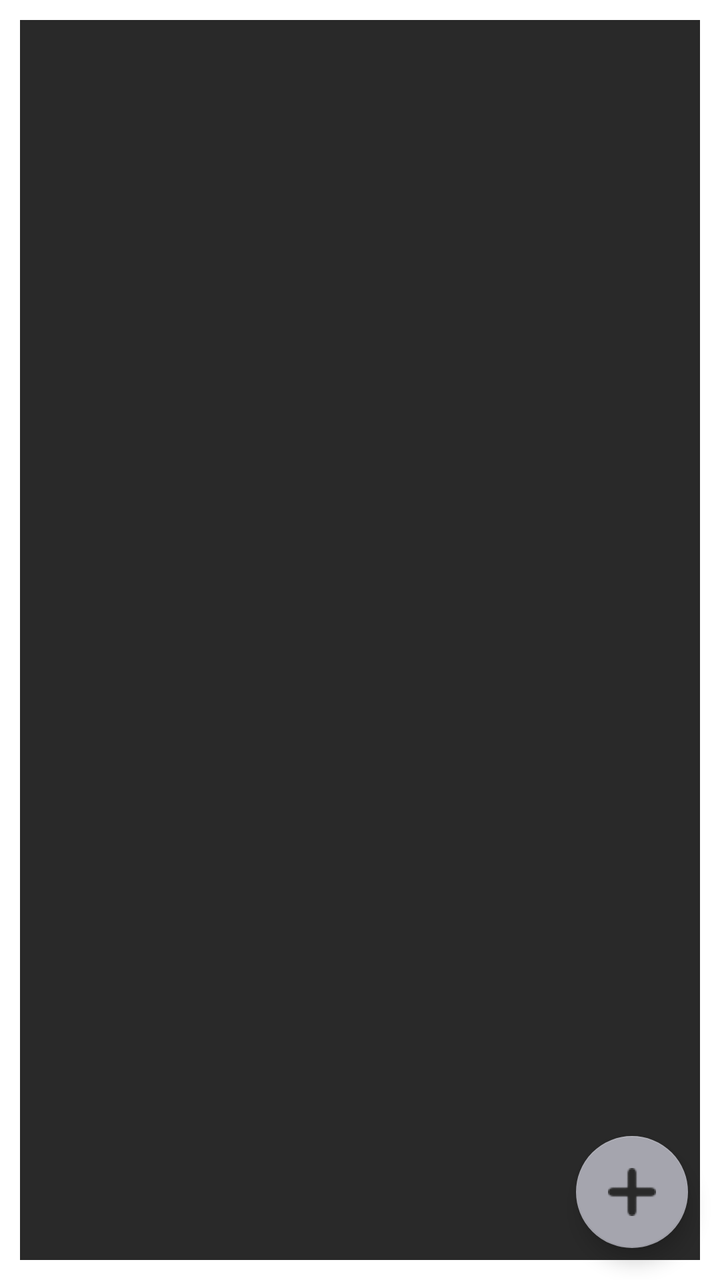
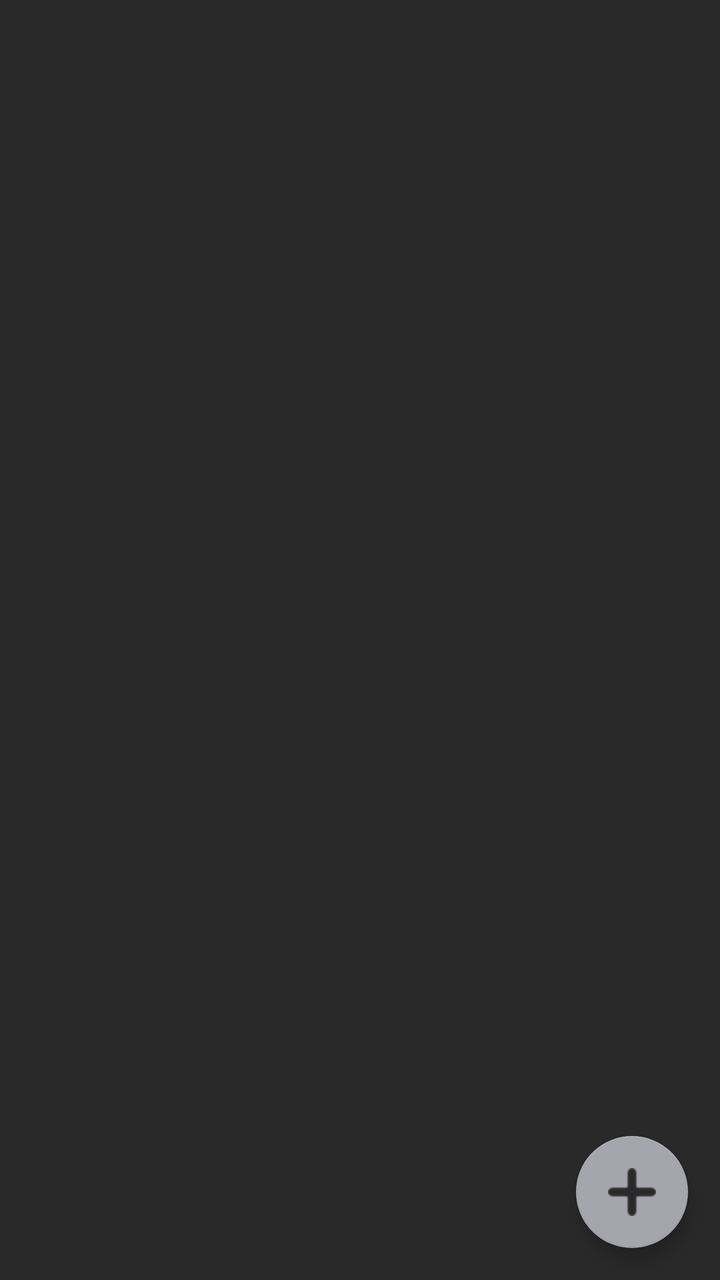

Two renders of the same Android screen: before a commit and after it. Below are the layout's source before the change and the commit's diff.
<!-- AndroidManifest.xml: application theme Theme.CantosCoro.NoActionBar -->
<!-- res/layout/fragment_lista_grupos.xml -->
<?xml version="1.0" encoding="utf-8"?>
<FrameLayout xmlns:android="http://schemas.android.com/apk/res/android"
    xmlns:tools="http://schemas.android.com/tools"
    android:layout_width="match_parent"
    android:layout_height="match_parent"
    xmlns:app="http://schemas.android.com/apk/res-auto"
    tools:context=".ui.ListaGruposFragment">

    <androidx.recyclerview.widget.RecyclerView
        android:id="@+id/rvGrupos"
        android:layout_width="match_parent"
        android:layout_height="match_parent"
        android:layout_marginLeft="10dp"
        android:layout_marginTop="10dp"
        android:layout_marginRight="10dp"
        android:layout_marginBottom="10dp"
        style="@style/fondo"
        />

    <ProgressBar
        android:id="@+id/pbGrupos"
        android:layout_width="wrap_content"
        android:layout_height="wrap_content"
        android:layout_gravity="center"
        android:backgroundTint="#ffffff"
        android:visibility="gone"
        />

    <com.google.android.material.floatingactionbutton.FloatingActionButton
        android:id="@+id/fabNuevoGrupo"
        android:layout_width="wrap_content"
        android:layout_height="wrap_content"
        android:layout_gravity="bottom|end"
        android:layout_marginEnd="@dimen/fab_margin"
        android:layout_marginBottom="16dp"
        app:srcCompat="@drawable/ic_add" />

</FrameLayout>
<!-- resources referenced by this layout -->
<resources>
  <dimen name="fab_margin">16dp</dimen>
  <!-- drawable ic_add: png bitmap (drawable, 334 bytes) -->
  <style name="fondo" parent="TextAppearance.AppCompat">
          <item name="android:textColor">#ACACAC</item>
          <item name="android:background">#292929</item>
      </style>
  <style name="Theme.CantosCoro.NoActionBar">
          <item name="windowActionBar">false</item>
          <item name="windowNoTitle">true</item>
      </style>
</resources>

<!-- the commit's change to res/layout/fragment_lista_grupos.xml (unified diff, before → after) -->
@@ -1,9 +1,11 @@
 <?xml version="1.0" encoding="utf-8"?>
 <FrameLayout xmlns:android="http://schemas.android.com/apk/res/android"
+    xmlns:app="http://schemas.android.com/apk/res-auto"
     xmlns:tools="http://schemas.android.com/tools"
+    android:id="@+id/fragment_lista_grupos"
     android:layout_width="match_parent"
     android:layout_height="match_parent"
-    xmlns:app="http://schemas.android.com/apk/res-auto"
+    style="@style/fondo"
     tools:context=".ui.ListaGruposFragment">
 
     <androidx.recyclerview.widget.RecyclerView
@@ -11,11 +13,10 @@
         android:layout_width="match_parent"
         android:layout_height="match_parent"
         android:layout_marginLeft="10dp"
-        android:layout_marginTop="10dp"
+        android:layout_marginTop="7dp"
         android:layout_marginRight="10dp"
-        android:layout_marginBottom="10dp"
-        style="@style/fondo"
-        />
+        android:layout_marginBottom="0dp"
+        style="@style/fondo" />
 
     <ProgressBar
         android:id="@+id/pbGrupos"
@@ -23,8 +24,7 @@
         android:layout_height="wrap_content"
         android:layout_gravity="center"
         android:backgroundTint="#ffffff"
-        android:visibility="gone"
-        />
+        android:visibility="gone" />
 
     <com.google.android.material.floatingactionbutton.FloatingActionButton
         android:id="@+id/fabNuevoGrupo"
@@ -33,6 +33,8 @@
         android:layout_gravity="bottom|end"
         android:layout_marginEnd="@dimen/fab_margin"
         android:layout_marginBottom="16dp"
-        app:srcCompat="@drawable/ic_add" />
+        app:srcCompat="@drawable/ic_add"
+        android:contentDescription="@string/todo"
+        tools:ignore="ContentDescription" />
 
 </FrameLayout>
<!-- resource entries referenced after the edit -->
@@ -2,6 +2,7 @@
 <resources>
   <dimen name="fab_margin">16dp</dimen>
   <!-- drawable ic_add: png bitmap (drawable, 334 bytes) -->
+  <string name="todo">TODO</string>
   <style name="fondo" parent="TextAppearance.AppCompat">
           <item name="android:textColor">#ACACAC</item>
           <item name="android:background">#292929</item>
@@ -9,6 +10,11 @@
   <style name="Theme.CantosCoro.NoActionBar">
           <item name="windowActionBar">false</item>
           <item name="windowNoTitle">true</item>
+          <item name="popupMenuBackground">@color/card_bg_color</item>
+          <item name="android:itemBackground">@color/card_bg_color</item>
+          <item name="android:textColor">@color/card_title_color</item>
       </style>
+  <color name="card_bg_color">#FFFFFF</color>
+  <color name="card_title_color">#1C1C24</color>
 </resources>
 
